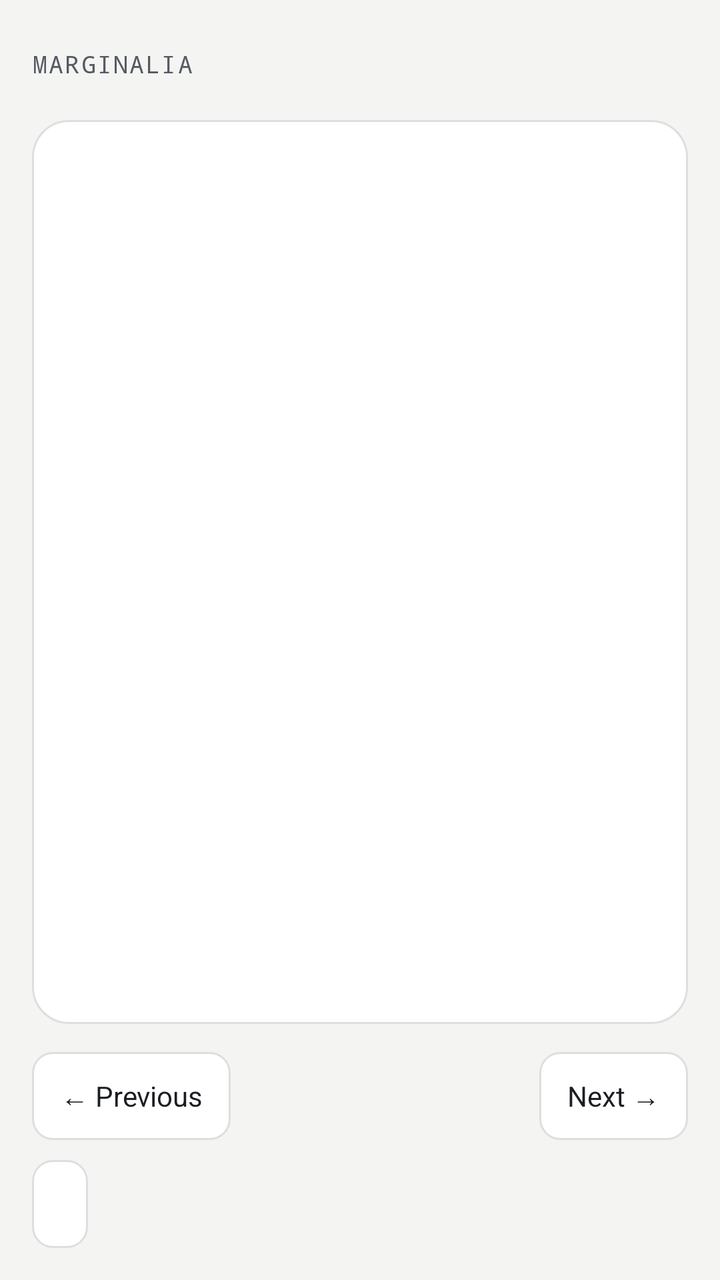
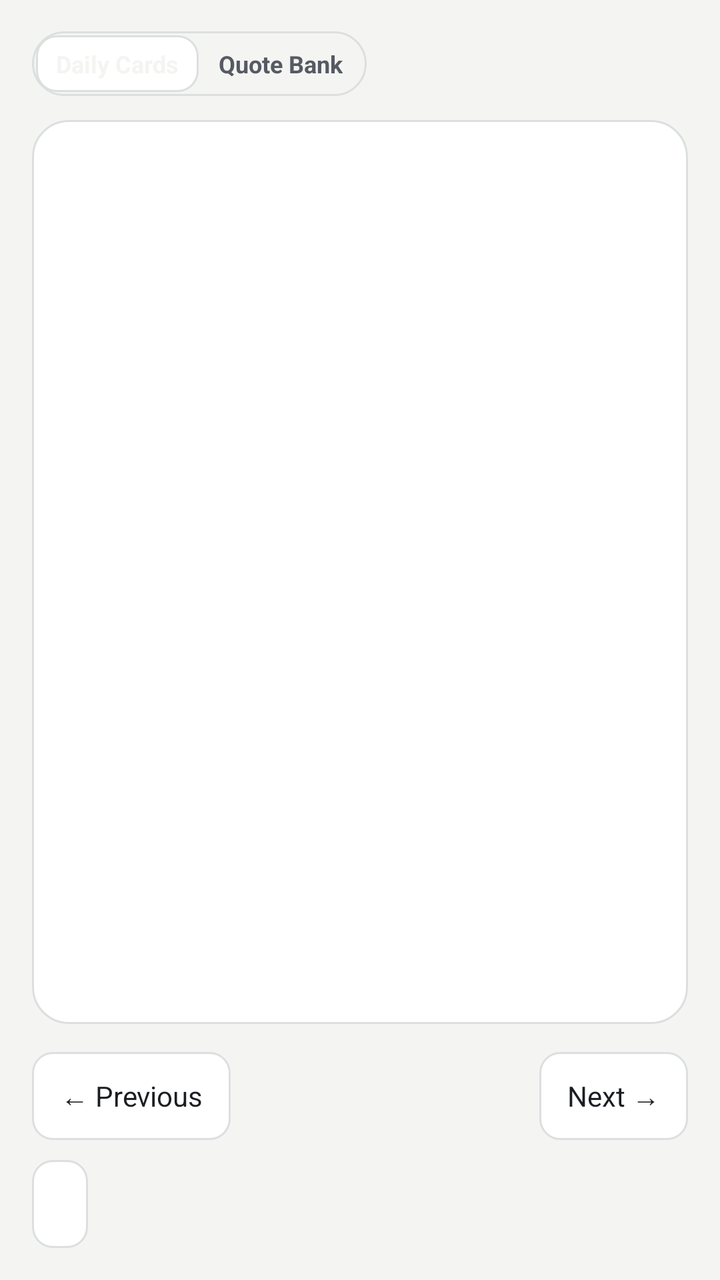

Two renders of the same Android screen: before a commit and after it. Below are the layout's source before the change and the commit's diff.
<!-- AndroidManifest.xml: application theme Theme.Marginalia -->
<!-- res/layout/activity_main.xml -->
<?xml version="1.0" encoding="utf-8"?>
<LinearLayout xmlns:android="http://schemas.android.com/apk/res/android"
    android:layout_width="match_parent"
    android:layout_height="match_parent"
    android:background="@color/paper"
    android:fitsSystemWindows="true"
    android:orientation="vertical"
    android:paddingStart="16dp"
    android:paddingTop="12dp"
    android:paddingEnd="16dp"
    android:paddingBottom="16dp">

    <LinearLayout
        android:layout_width="match_parent"
        android:layout_height="wrap_content"
        android:gravity="center_vertical"
        android:minHeight="40dp"
        android:orientation="horizontal">

        <TextView
            style="@style/Kicker"
            android:layout_width="0dp"
            android:layout_height="wrap_content"
            android:layout_weight="1"
            android:text="@string/app_name" />

        <TextView
            android:id="@+id/day_label"
            style="@style/Kicker"
            android:layout_width="wrap_content"
            android:layout_height="wrap_content"
            android:padding="8dp"
            android:textColor="@color/ink" />
    </LinearLayout>

    <LinearLayout
        android:id="@+id/deck"
        android:layout_width="match_parent"
        android:layout_height="0dp"
        android:layout_marginTop="8dp"
        android:layout_weight="1"
        android:background="@drawable/deck_bg"
        android:orientation="vertical">

        <androidx.viewpager2.widget.ViewPager2
            android:id="@+id/pager"
            android:layout_width="match_parent"
            android:layout_height="0dp"
            android:layout_weight="1" />

        <HorizontalScrollView
            android:layout_width="wrap_content"
            android:layout_height="wrap_content"
            android:layout_gravity="center_horizontal"
            android:paddingBottom="14dp"
            android:scrollbars="none">

            <LinearLayout
                android:id="@+id/tabs"
                android:layout_width="wrap_content"
                android:layout_height="wrap_content"
                android:orientation="horizontal"
                android:paddingStart="10dp"
                android:paddingEnd="10dp" />
        </HorizontalScrollView>
    </LinearLayout>

    <LinearLayout
        android:layout_width="match_parent"
        android:layout_height="wrap_content"
        android:layout_marginTop="14dp"
        android:gravity="center_vertical"
        android:orientation="horizontal">

        <TextView
            android:id="@+id/prev"
            style="@style/NavButton"
            android:layout_width="wrap_content"
            android:layout_height="wrap_content"
            android:text="@string/previous" />

        <TextView
            android:id="@+id/count"
            android:layout_width="0dp"
            android:layout_height="wrap_content"
            android:layout_weight="1"
            android:fontFamily="monospace"
            android:gravity="center"
            android:textColor="@color/ink_soft"
            android:textSize="12sp" />

        <TextView
            android:id="@+id/next"
            style="@style/NavButton"
            android:layout_width="wrap_content"
            android:layout_height="wrap_content"
            android:text="@string/next" />
    </LinearLayout>

    <TextView
        android:id="@+id/steal_toggle"
        style="@style/NavButton"
        android:layout_width="wrap_content"
        android:layout_height="wrap_content"
        android:layout_marginTop="10dp" />
</LinearLayout>
<!-- resources referenced by this layout -->
<resources>
  <color name="ink">#1B1D22</color>
  <color name="ink_soft">#565A63</color>
  <color name="paper">#F4F5F2</color>
  <!-- drawable deck_bg (drawable) -->
  <?xml version="1.0" encoding="utf-8"?>
  <shape xmlns:android="http://schemas.android.com/apk/res/android" android:shape="rectangle">
      <solid android:color="@color/sheet" />
      <stroke android:width="1dp" android:color="@color/rule" />
      <corners android:radius="18dp" />
  </shape>
  <string name="app_name">Marginalia</string>
  <string name="next">Next →</string>
  <string name="previous">← Previous</string>
  <style name="Kicker">
          <item name="android:fontFamily">monospace</item>
          <item name="android:textSize">12sp</item>
          <item name="android:letterSpacing">0.06</item>
          <item name="android:textAllCaps">true</item>
          <item name="android:textColor">@color/ink_soft</item>
      </style>
  <style name="NavButton">
          <item name="android:background">@drawable/button_bg</item>
          <item name="android:textColor">@color/ink</item>
          <item name="android:textSize">14sp</item>
          <item name="android:paddingStart">14dp</item>
          <item name="android:paddingEnd">14dp</item>
          <item name="android:paddingTop">10dp</item>
          <item name="android:paddingBottom">10dp</item>
          <item name="android:minHeight">44dp</item>
          <item name="android:gravity">center</item>
      </style>
  <style name="Theme.Marginalia" parent="android:Theme.Material.Light.NoActionBar">
          <item name="android:windowBackground">@color/paper</item>
          <item name="android:statusBarColor">@color/paper</item>
          <item name="android:windowLightStatusBar">true</item>
          <item name="android:textColor">@color/ink</item>
      </style>
  <color name="sheet">#FFFFFF</color>
  <color name="rule">#DCDFE0</color>
  <!-- drawable button_bg (drawable) -->
  <?xml version="1.0" encoding="utf-8"?>
  <ripple xmlns:android="http://schemas.android.com/apk/res/android" android:color="@color/rule">
      <item>
          <shape android:shape="rectangle">
              <solid android:color="@color/sheet" />
              <stroke android:width="1dp" android:color="@color/rule" />
              <corners android:radius="10dp" />
          </shape>
      </item>
  </ripple>
</resources>

<!-- the commit's change to res/layout/activity_main.xml (unified diff, before → after) -->
@@ -10,6 +10,7 @@
     android:paddingEnd="16dp"
     android:paddingBottom="16dp">
 
+    
     <LinearLayout
         android:layout_width="match_parent"
         android:layout_height="wrap_content"
@@ -17,12 +18,55 @@
         android:minHeight="40dp"
         android:orientation="horizontal">
 
+        <LinearLayout
+            android:layout_width="wrap_content"
+            android:layout_height="wrap_content"
+            android:background="@drawable/chip_bg"
+            android:orientation="horizontal"
+            android:padding="2dp">
+
+            <TextView
+                android:id="@+id/mode_cards"
+                android:layout_width="wrap_content"
+                android:layout_height="wrap_content"
+                android:background="@drawable/button_bg"
+                android:paddingStart="10dp"
+                android:paddingTop="6dp"
+                android:paddingEnd="10dp"
+                android:paddingBottom="6dp"
+                android:text="Daily Cards"
+                android:textColor="@color/paper"
+                android:textSize="12sp"
+                android:textStyle="bold" />
+
+            <TextView
+                android:id="@+id/mode_bank"
+                android:layout_width="wrap_content"
+                android:layout_height="wrap_content"
+                android:paddingStart="10dp"
+                android:paddingTop="6dp"
+                android:paddingEnd="10dp"
+                android:paddingBottom="6dp"
+                android:text="Quote Bank"
+                android:textColor="@color/ink_soft"
+                android:textSize="12sp"
+                android:textStyle="bold" />
+        </LinearLayout>
+
+        <View
+            android:layout_width="0dp"
+            android:layout_height="0dp"
+            android:layout_weight="1" />
+
         <TextView
+            android:id="@+id/btn_surprise"
             style="@style/Kicker"
-            android:layout_width="0dp"
+            android:layout_width="wrap_content"
             android:layout_height="wrap_content"
-            android:layout_weight="1"
-            android:text="@string/app_name" />
+            android:padding="8dp"
+            android:text="🎲 Surprise"
+            android:textColor="@color/ink"
+            android:visibility="gone" />
 
         <TextView
             android:id="@+id/day_label"
<!-- resource entries referenced after the edit -->
@@ -10,7 +10,6 @@
       <stroke android:width="1dp" android:color="@color/rule" />
       <corners android:radius="18dp" />
   </shape>
-  <string name="app_name">Marginalia</string>
   <string name="next">Next →</string>
   <string name="previous">← Previous</string>
   <style name="Kicker">
@@ -50,5 +49,21 @@
           </shape>
       </item>
   </ripple>
+  <!-- drawable chip_bg (drawable) -->
+  <?xml version="1.0" encoding="utf-8"?>
+  <selector xmlns:android="http://schemas.android.com/apk/res/android">
+      <item android:state_selected="true">
+          <shape android:shape="rectangle">
+              <stroke android:width="1dp" android:color="@color/ink" />
+              <corners android:radius="99dp" />
+          </shape>
+      </item>
+      <item>
+          <shape android:shape="rectangle">
+              <stroke android:width="1dp" android:color="@color/rule" />
+              <corners android:radius="99dp" />
+          </shape>
+      </item>
+  </selector>
 </resources>
 
